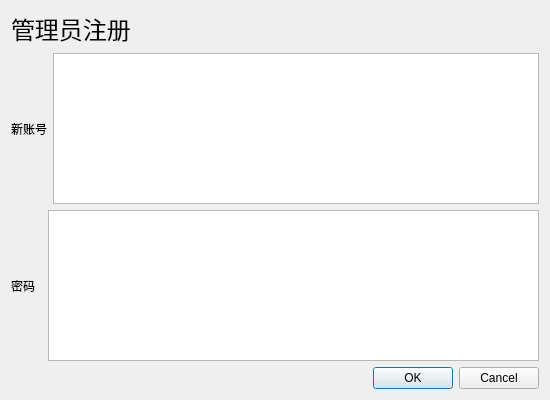
Nisiyama-Suzune/train-ticket-system, file UI/adminregister.ui: the form before one commit.
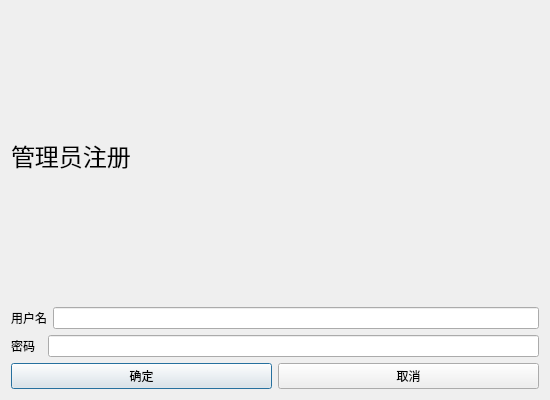
The form after the commit.

```diff
--- a/UI/adminregister.ui
+++ b/UI/adminregister.ui
@@ -32,12 +32,12 @@
      <item>
       <widget class="QLabel" name="label_2">
        <property name="text">
-        <string>新账号</string>
+        <string>用户名</string>
        </property>
       </widget>
      </item>
      <item>
-      <widget class="QTextEdit" name="textEdit"/>
+      <widget class="QLineEdit" name="userLineEdit"/>
      </item>
     </layout>
    </item>
@@ -51,19 +51,27 @@
       </widget>
      </item>
      <item>
-      <widget class="QTextEdit" name="textEdit_2"/>
+      <widget class="QLineEdit" name="pwdLineEdit"/>
      </item>
     </layout>
    </item>
    <item>
-    <widget class="QDialogButtonBox" name="buttonBox">
-     <property name="orientation">
-      <enum>Qt::Horizontal</enum>
-     </property>
-     <property name="standardButtons">
-      <set>QDialogButtonBox::Cancel|QDialogButtonBox::Ok</set>
-     </property>
-    </widget>
+    <layout class="QHBoxLayout" name="horizontalLayout_3">
+     <item>
+      <widget class="QPushButton" name="confirm">
+       <property name="text">
+        <string>确定</string>
+       </property>
+      </widget>
+     </item>
+     <item>
+      <widget class="QPushButton" name="cancel">
+       <property name="text">
+        <string>取消</string>
+       </property>
+      </widget>
+     </item>
+    </layout>
    </item>
   </layout>
  </widget>
```
Left out of the diff: 35 changed lines with no effect on the pictures.
